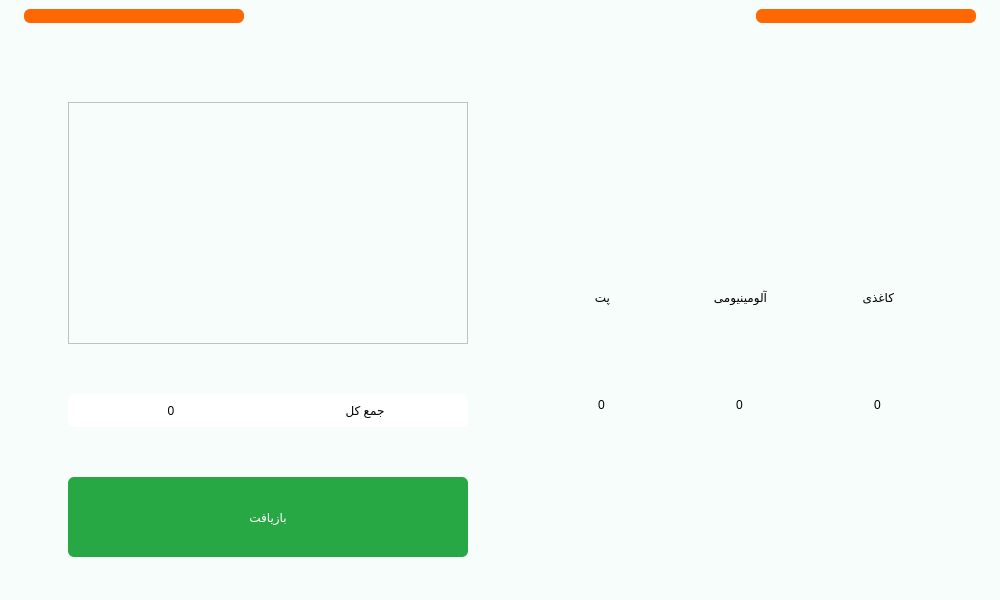
Qt form main.ui (Farazist/raspberrypi-app) before a commit.
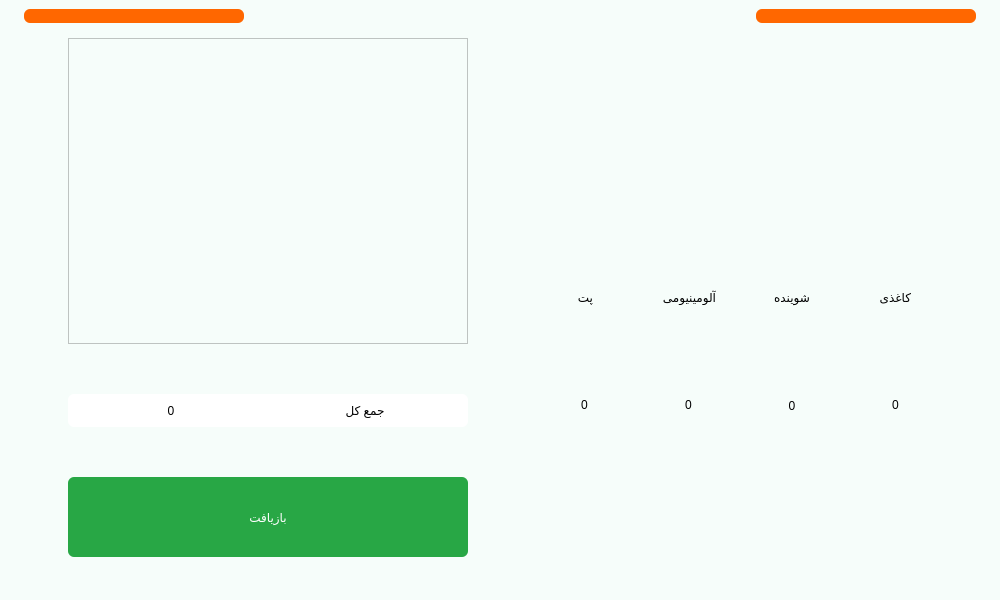
The same form after that commit. The open tabs and pages were chosen to show the change. Icons and pictures are not drawn.

The edit to the form file:
```diff
--- a/main.ui
+++ b/main.ui
@@ -883,29 +883,6 @@
           </property>
           <item>
            <layout class="QVBoxLayout" name="verticalLayout_31">
-            <item>
-             <widget class="QLabel" name="lbl_auto_selected_item">
-              <property name="maximumSize">
-               <size>
-                <width>500</width>
-                <height>16777215</height>
-               </size>
-              </property>
-              <property name="styleSheet">
-               <string notr="true">font: 24pt &quot;IRANSansFaNum&quot;;
-color:#000000;</string>
-              </property>
-              <property name="text">
-               <string/>
-              </property>
-              <property name="alignment">
-               <set>Qt::AlignCenter</set>
-              </property>
-              <property name="wordWrap">
-               <bool>true</bool>
-              </property>
-             </widget>
-            </item>
             <item>
              <widget class="QListWidget" name="list_auto_delivery_items">
               <property name="sizePolicy">
@@ -1063,14 +1040,17 @@
             <property name="verticalSpacing">
              <number>5</number>
             </property>
-            <item row="2" column="3" alignment="Qt::AlignHCenter|Qt::AlignVCenter">
-             <widget class="QLabel" name="lbl_txt_category_3">
+            <item row="3" column="5" alignment="Qt::AlignHCenter|Qt::AlignVCenter">
+             <widget class="QLabel" name="lbl_num_category_5">
               <property name="styleSheet">
-               <string notr="true">font: 18pt &quot;IRANSans&quot;;
+               <string notr="true">font: 87 32pt &quot;IRANSansFaNum Black&quot;;
 color:#000000;</string>
               </property>
               <property name="text">
-               <string>آلومینیومی</string>
+               <string>0</string>
+              </property>
+              <property name="alignment">
+               <set>Qt::AlignCenter</set>
               </property>
              </widget>
             </item>
@@ -1090,14 +1070,14 @@
               </property>
              </widget>
             </item>
-            <item row="3" column="4" alignment="Qt::AlignHCenter|Qt::AlignVCenter">
-             <widget class="QLabel" name="lbl_num_category_4">
+            <item row="2" column="5" alignment="Qt::AlignHCenter|Qt::AlignVCenter">
+             <widget class="QLabel" name="lbl_txt_category_5">
               <property name="styleSheet">
-               <string notr="true">font: 87 32pt &quot;IRANSansFaNum Black&quot;;
+               <string notr="true">font: 18pt &quot;IRANSans&quot;;
 color:#000000;</string>
               </property>
               <property name="text">
-               <string>0</string>
+               <string>کاغذی</string>
               </property>
              </widget>
             </item>
@@ -1112,25 +1092,14 @@
               </property>
              </widget>
             </item>
-            <item row="3" column="2" alignment="Qt::AlignHCenter|Qt::AlignVCenter">
-             <widget class="QLabel" name="lbl_num_category_1">
-              <property name="styleSheet">
-               <string notr="true">font: 87 32pt &quot;IRANSansFaNum Black&quot;;
-color:#000000;</string>
-              </property>
-              <property name="text">
-               <string>0</string>
-              </property>
-             </widget>
-            </item>
-            <item row="2" column="4" alignment="Qt::AlignHCenter|Qt::AlignVCenter">
-             <widget class="QLabel" name="lbl_txt_category_4">
+            <item row="2" column="3" alignment="Qt::AlignHCenter|Qt::AlignVCenter">
+             <widget class="QLabel" name="lbl_txt_category_3">
               <property name="styleSheet">
                <string notr="true">font: 18pt &quot;IRANSans&quot;;
 color:#000000;</string>
               </property>
               <property name="text">
-               <string>کاغذی</string>
+               <string>آلومینیومی</string>
               </property>
              </widget>
             </item>
@@ -1176,8 +1145,8 @@
               </property>
              </widget>
             </item>
-            <item row="1" column="4" alignment="Qt::AlignHCenter|Qt::AlignVCenter">
-             <widget class="QLabel" name="lbl_pixmap_category_4">
+            <item row="1" column="5" alignment="Qt::AlignHCenter|Qt::AlignVCenter">
+             <widget class="QLabel" name="lbl_pixmap_category_5">
               <property name="frameShape">
                <enum>QFrame::NoFrame</enum>
               </property>
@@ -1201,6 +1170,92 @@
               </property>
              </widget>
             </item>
+            <item row="1" column="2" alignment="Qt::AlignHCenter|Qt::AlignVCenter">
+             <widget class="QLabel" name="lbl_pixmap_category_1">
+              <property name="maximumSize">
+               <size>
+                <width>16777215</width>
+                <height>16777215</height>
+               </size>
+              </property>
+              <property name="baseSize">
+               <size>
+                <width>0</width>
+                <height>0</height>
+               </size>
+              </property>
+              <property name="text">
+               <string/>
+              </property>
+              <property name="pixmap">
+               <pixmap>images/item/category1.png</pixmap>
+              </property>
+              <property name="scaledContents">
+               <bool>true</bool>
+              </property>
+              <property name="alignment">
+               <set>Qt::AlignCenter</set>
+              </property>
+              <property name="wordWrap">
+               <bool>false</bool>
+              </property>
+             </widget>
+            </item>
+            <item row="3" column="2" alignment="Qt::AlignHCenter|Qt::AlignVCenter">
+             <widget class="QLabel" name="lbl_num_category_1">
+              <property name="styleSheet">
+               <string notr="true">font: 87 32pt &quot;IRANSansFaNum Black&quot;;
+color:#000000;</string>
+              </property>
+              <property name="text">
+               <string>0</string>
+              </property>
+              <property name="alignment">
+               <set>Qt::AlignCenter</set>
+              </property>
+             </widget>
+            </item>
+            <item row="2" column="4">
+             <widget class="QLabel" name="lbl_txt_category_4">
+              <property name="styleSheet">
+               <string notr="true">font: 18pt &quot;IRANSans&quot;;
+color:#000000;</string>
+              </property>
+              <property name="text">
+               <string>شوینده</string>
+              </property>
+              <property name="alignment">
+               <set>Qt::AlignCenter</set>
+              </property>
+             </widget>
+            </item>
+            <item row="3" column="4">
+             <widget class="QLabel" name="lbl_num_category_4">
+              <property name="styleSheet">
+               <string notr="true">font: 87 32pt &quot;IRANSansFaNum Black&quot;;
+color:#000000;</string>
+              </property>
+              <property name="text">
+               <string>0</string>
+              </property>
+              <property name="alignment">
+               <set>Qt::AlignCenter</set>
+              </property>
+             </widget>
+            </item>
+            <item row="1" column="4">
+             <widget class="QLabel" name="lbl_pixmap_category_4">
+              <property name="text">
+               <string/>
+              </property>
+              <property name="pixmap">
+               <pixmap>images/item/category5.png</pixmap>
+              </property>
+              <property name="scaledContents">
+               <bool>true</bool>
+              </property>
+             </widget>
+            </item>
            </layout>
           </item>
          </layout>
```
Left out of the diff: 30 changed lines with no effect on the pictures.
